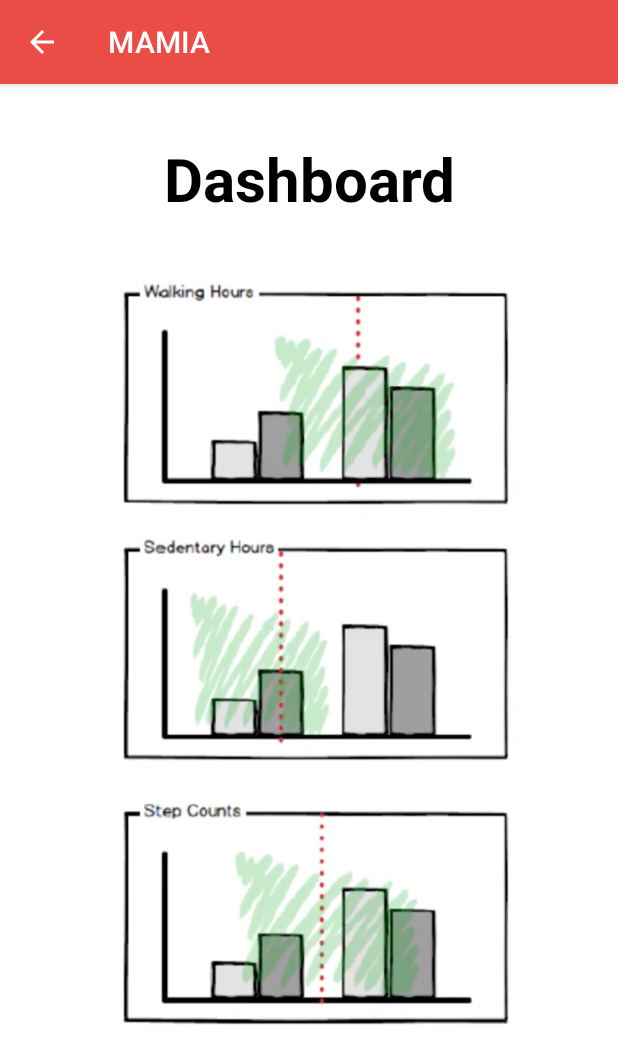
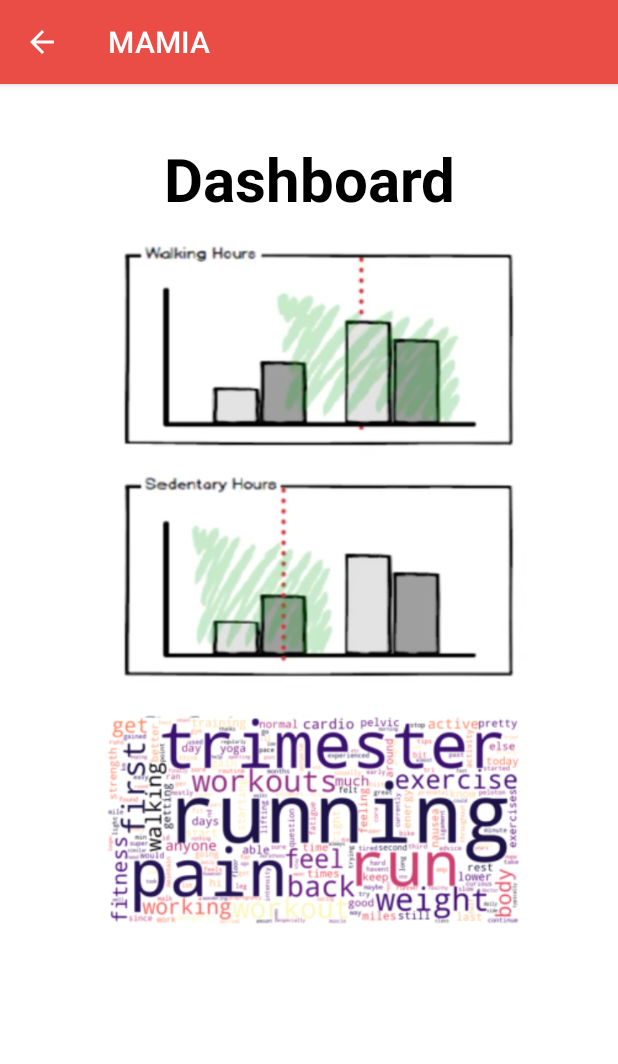
Before and after one commit to tirilab/amiasdc, an Android app: the InputDashboardActivity screen opened directly, with no data from a screen before it, on a phone screen of 412 x 824 dp. Shown: the top 1064 px of the screen. Run offline under Robolectric (Android 15) with nearby library versions, the phone set to English and light mode, and no system bars.

Commit message:
app dashboard update

```diff
--- a/MAMIA/app/src/main/res/layout/activity_input_dashboard.xml
+++ b/MAMIA/app/src/main/res/layout/activity_input_dashboard.xml
@@ -25,14 +25,15 @@
             app:layout_constraintVertical_bias="0.05"/>
 
     <ImageView
-            android:layout_width="294dp"
-            android:layout_height="563dp"
-            app:srcCompat="@drawable/screen_shot_2021_09_29_at_9_23_27_pm"
+            android:layout_width="500dp"
+            android:layout_height="wrap_content"
+            app:srcCompat="@drawable/dashboard"
+            android:rotation="90"
             android:id="@+id/imageView"
-            app:layout_constraintTop_toBottomOf="@+id/dashboard_title"
+            app:layout_constraintTop_toTopOf="@+id/dashboard_title"
             app:layout_constraintLeft_toLeftOf="parent"
             app:layout_constraintRight_toRightOf="parent"
-            android:layout_marginTop="10dp"
+            android:layout_marginTop="15dp"
             android:contentDescription="@string/graphs"/>
 
 </androidx.constraintlayout.widget.ConstraintLayout>
```
Also changed, not shown: MAMIA/app/src/main/res/drawable/dashboard.png (added).
